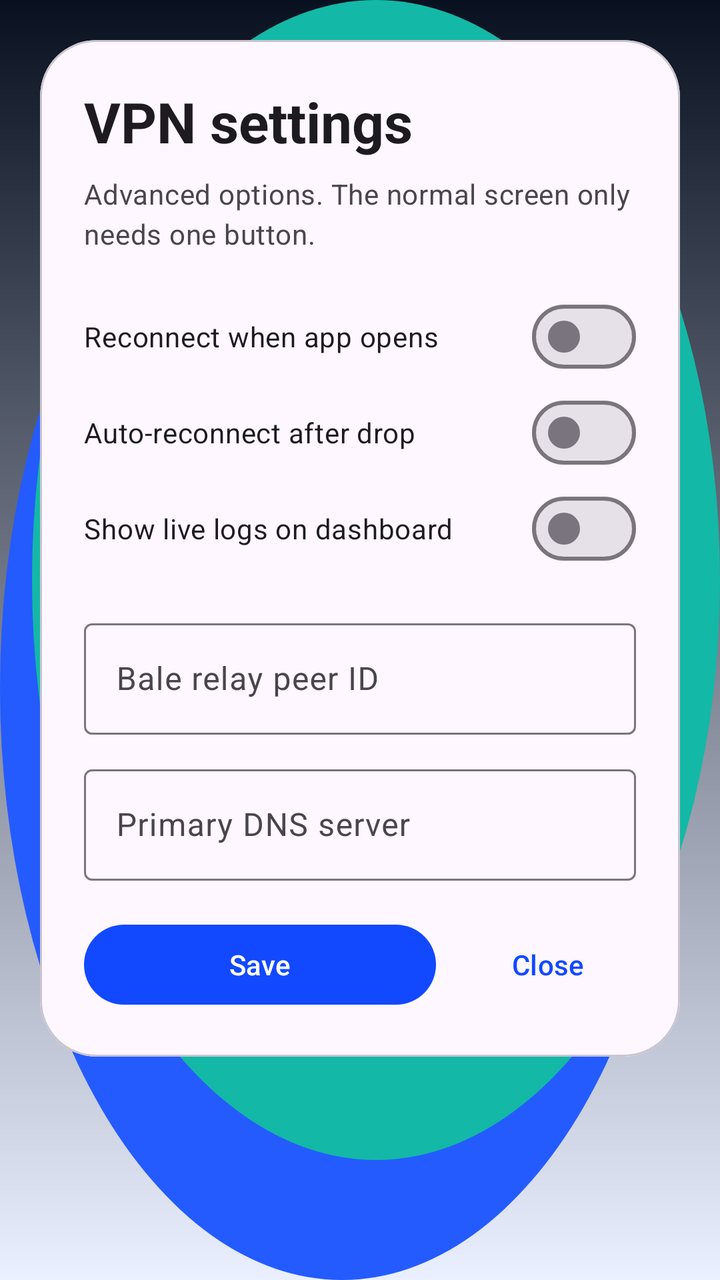
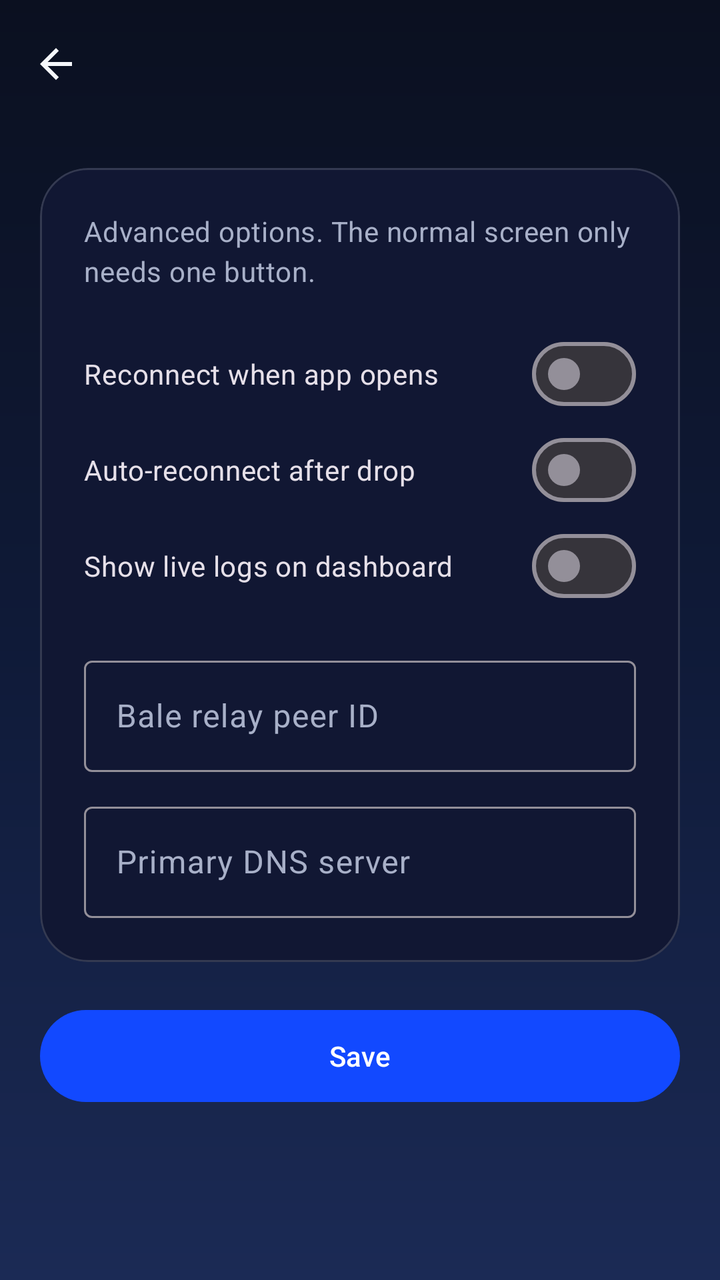

The first picture is an Android layout as it rendered before a commit; the second is the same layout after the commit. The layout source and the unified diff follow.
<!-- AndroidManifest.xml: application theme Theme.BaleobalaVpn -->
<!-- res/layout/activity_settings.xml -->
<?xml version="1.0" encoding="utf-8"?>
<androidx.core.widget.NestedScrollView xmlns:android="http://schemas.android.com/apk/res/android"
    xmlns:app="http://schemas.android.com/apk/res-auto"
    android:layout_width="match_parent"
    android:layout_height="match_parent"
    android:background="@drawable/bg_login"
    android:fillViewport="true"
    android:fitsSystemWindows="true"
    android:padding="20dp">

    <LinearLayout
        android:layout_width="match_parent"
        android:layout_height="wrap_content"
        android:orientation="vertical">

        <com.google.android.material.card.MaterialCardView
            android:layout_width="match_parent"
            android:layout_height="wrap_content"
            app:cardCornerRadius="28dp"
            app:cardElevation="0dp"
            app:strokeWidth="1dp"
            app:strokeColor="?attr/colorOutlineVariant"
            app:cardBackgroundColor="?attr/colorSurface">

            <LinearLayout
                android:layout_width="match_parent"
                android:layout_height="wrap_content"
                android:orientation="vertical"
                android:padding="22dp">

                <TextView
                    android:layout_width="match_parent"
                    android:layout_height="wrap_content"
                    android:text="@string/settings_title"
                    android:textAppearance="?attr/textAppearanceHeadlineMedium"
                    android:textStyle="bold" />

                <TextView
                    android:layout_width="match_parent"
                    android:layout_height="wrap_content"
                    android:layout_marginTop="8dp"
                    android:text="@string/settings_subtitle"
                    android:textAppearance="?attr/textAppearanceBodyMedium"
                    android:textColor="?attr/colorOnSurfaceVariant" />

                <com.google.android.material.materialswitch.MaterialSwitch
                    android:id="@+id/reconnectSwitch"
                    android:layout_width="match_parent"
                    android:layout_height="wrap_content"
                    android:layout_marginTop="18dp"
                    android:text="@string/settings_reconnect" />

                <com.google.android.material.materialswitch.MaterialSwitch
                    android:id="@+id/autoReconnectSwitch"
                    android:layout_width="match_parent"
                    android:layout_height="wrap_content"
                    android:text="@string/settings_auto_reconnect" />

                <com.google.android.material.materialswitch.MaterialSwitch
                    android:id="@+id/logsSwitch"
                    android:layout_width="match_parent"
                    android:layout_height="wrap_content"
                    android:text="@string/settings_logs" />

                <com.google.android.material.textfield.TextInputLayout
                    android:layout_width="match_parent"
                    android:layout_height="wrap_content"
                    android:layout_marginTop="18dp"
                    android:hint="@string/settings_exit_peer_hint"
                    app:boxBackgroundMode="outline">

                    <com.google.android.material.textfield.TextInputEditText
                        android:id="@+id/exitPeerInput"
                        android:layout_width="match_parent"
                        android:layout_height="wrap_content"
                        android:inputType="number"
                        android:maxLines="1" />
                </com.google.android.material.textfield.TextInputLayout>

                <com.google.android.material.textfield.TextInputLayout
                    android:layout_width="match_parent"
                    android:layout_height="wrap_content"
                    android:layout_marginTop="12dp"
                    android:hint="@string/settings_dns_hint"
                    app:boxBackgroundMode="outline">

                    <com.google.android.material.textfield.TextInputEditText
                        android:id="@+id/dnsInput"
                        android:layout_width="match_parent"
                        android:layout_height="wrap_content"
                        android:inputType="text"
                        android:maxLines="1" />
                </com.google.android.material.textfield.TextInputLayout>

                <LinearLayout
                    android:layout_width="match_parent"
                    android:layout_height="wrap_content"
                    android:layout_marginTop="18dp"
                    android:orientation="horizontal">

                    <Button
                        android:id="@+id/saveButton"
                        android:layout_width="0dp"
                        android:layout_height="wrap_content"
                        android:layout_weight="1"
                        android:text="@string/settings_save" />

                    <Button
                        android:id="@+id/closeButton"
                        style="@style/Widget.Material3.Button.TextButton"
                        android:layout_width="wrap_content"
                        android:layout_height="wrap_content"
                        android:layout_marginStart="12dp"
                        android:text="@string/settings_close" />
                </LinearLayout>
            </LinearLayout>
        </com.google.android.material.card.MaterialCardView>
    </LinearLayout>
</androidx.core.widget.NestedScrollView>
<!-- resources referenced by this layout -->
<resources>
  <!-- drawable bg_login (drawable) -->
  <?xml version="1.0" encoding="utf-8"?>
  <layer-list xmlns:android="http://schemas.android.com/apk/res/android">
      <item>
          <shape android:shape="rectangle">
              <gradient
                  android:angle="270"
                  android:startColor="#09101F"
                  android:endColor="#EAF0FF"
                  android:type="linear" />
          </shape>
      </item>
      <item android:top="48dp" android:right="18dp">
          <shape android:shape="oval">
              <size android:width="140dp" android:height="140dp" />
              <solid android:color="#245BFF" />
          </shape>
      </item>
      <item android:bottom="60dp" android:left="16dp">
          <shape android:shape="oval">
              <size android:width="110dp" android:height="110dp" />
              <solid android:color="#14B8A6" />
          </shape>
      </item>
  </layer-list>
  <string name="settings_auto_reconnect">Auto-reconnect after drop</string>
  <string name="settings_close">Close</string>
  <string name="settings_dns_hint">Primary DNS server</string>
  <string name="settings_exit_peer_hint">Bale relay peer ID</string>
  <string name="settings_logs">Show live logs on dashboard</string>
  <string name="settings_reconnect">Reconnect when app opens</string>
  <string name="settings_save">Save</string>
  <string name="settings_subtitle">Advanced options. The normal screen only needs one button.</string>
  <string name="settings_title">VPN settings</string>
  <style name="Theme.BaleobalaVpn" parent="Theme.Material3.DayNight.NoActionBar">
          <item name="colorPrimary">#1249FF</item>
          <item name="colorPrimaryContainer">#DDE5FF</item>
          <item name="colorSecondary">#0F766E</item>
          <item name="colorTertiary">#F59E0B</item>
          <item name="android:statusBarColor">#0B1020</item>
          <item name="android:navigationBarColor">#0B1020</item>
      </style>
</resources>

<!-- the commit's change to res/layout/activity_settings.xml (unified diff, before → after) -->
@@ -1,119 +1,121 @@
 <?xml version="1.0" encoding="utf-8"?>
-<androidx.core.widget.NestedScrollView xmlns:android="http://schemas.android.com/apk/res/android"
+<androidx.coordinatorlayout.widget.CoordinatorLayout
+    xmlns:android="http://schemas.android.com/apk/res/android"
     xmlns:app="http://schemas.android.com/apk/res-auto"
     android:layout_width="match_parent"
     android:layout_height="match_parent"
-    android:background="@drawable/bg_login"
-    android:fillViewport="true"
-    android:fitsSystemWindows="true"
-    android:padding="20dp">
+    android:background="@drawable/bg_dashboard"
+    android:fitsSystemWindows="true">
 
-    <LinearLayout
+    <com.google.android.material.appbar.AppBarLayout
         android:layout_width="match_parent"
         android:layout_height="wrap_content"
-        android:orientation="vertical">
+        android:background="@android:color/transparent"
+        android:fitsSystemWindows="true"
+        app:elevation="0dp">
 
-        <com.google.android.material.card.MaterialCardView
+        <com.google.android.material.appbar.MaterialToolbar
+            android:id="@+id/toolbar"
+            style="@style/Theme.BaleobalaVpn.Toolbar"
+            android:layout_width="match_parent"
+            android:layout_height="?attr/actionBarSize"
+            android:title="@string/settings_title"
+            app:navigationIcon="@drawable/ic_back"
+            app:navigationContentDescription="@string/action_back" />
+    </com.google.android.material.appbar.AppBarLayout>
+
+    <androidx.core.widget.NestedScrollView
+        android:layout_width="match_parent"
+        android:layout_height="match_parent"
+        android:fillViewport="true"
+        android:padding="20dp"
+        app:layout_behavior="@string/appbar_scrolling_view_behavior">
+
+        <LinearLayout
             android:layout_width="match_parent"
             android:layout_height="wrap_content"
-            app:cardCornerRadius="28dp"
-            app:cardElevation="0dp"
-            app:strokeWidth="1dp"
-            app:strokeColor="?attr/colorOutlineVariant"
-            app:cardBackgroundColor="?attr/colorSurface">
+            android:orientation="vertical">
 
-            <LinearLayout
+            <com.google.android.material.card.MaterialCardView
                 android:layout_width="match_parent"
                 android:layout_height="wrap_content"
-                android:orientation="vertical"
-                android:padding="22dp">
-
-                <TextView
-                    android:layout_width="match_parent"
-                    android:layout_height="wrap_content"
-                    android:text="@string/settings_title"
-                    android:textAppearance="?attr/textAppearanceHeadlineMedium"
-                    android:textStyle="bold" />
-
-                <TextView
-                    android:layout_width="match_parent"
-                    android:layout_height="wrap_content"
-                    android:layout_marginTop="8dp"
-                    android:text="@string/settings_subtitle"
-                    android:textAppearance="?attr/textAppearanceBodyMedium"
-                    android:textColor="?attr/colorOnSurfaceVariant" />
-
-                <com.google.android.material.materialswitch.MaterialSwitch
-                    android:id="@+id/reconnectSwitch"
-                    android:layout_width="match_parent"
-                    android:layout_height="wrap_content"
-                    android:layout_marginTop="18dp"
-                    android:text="@string/settings_reconnect" />
-
-                <com.google.android.material.materialswitch.MaterialSwitch
-                    android:id="@+id/autoReconnectSwitch"
-                    android:layout_width="match_parent"
-                    android:layout_height="wrap_content"
-                    android:text="@string/settings_auto_reconnect" />
-
-                <com.google.android.material.materialswitch.MaterialSwitch
-                    android:id="@+id/logsSwitch"
-                    android:layout_width="match_parent"
-                    android:layout_height="wrap_content"
-                    android:text="@string/settings_logs" />
-
-                <com.google.android.material.textfield.TextInputLayout
-                    android:layout_width="match_parent"
-                    android:layout_height="wrap_content"
-                    android:layout_marginTop="18dp"
-                    android:hint="@string/settings_exit_peer_hint"
-                    app:boxBackgroundMode="outline">
-
-                    <com.google.android.material.textfield.TextInputEditText
-                        android:id="@+id/exitPeerInput"
-                        android:layout_width="match_parent"
-                        android:layout_height="wrap_content"
-                        android:inputType="number"
-                        android:maxLines="1" />
-                </com.google.android.material.textfield.TextInputLayout>
-
-                <com.google.android.material.textfield.TextInputLayout
-                    android:layout_width="match_parent"
-                    android:layout_height="wrap_content"
-                    android:layout_marginTop="12dp"
-                    android:hint="@string/settings_dns_hint"
-                    app:boxBackgroundMode="outline">
-
-                    <com.google.android.material.textfield.TextInputEditText
-                        android:id="@+id/dnsInput"
-                        android:layout_width="match_parent"
-                        android:layout_height="wrap_content"
-                        android:inputType="text"
-                        android:maxLines="1" />
-                </com.google.android.material.textfield.TextInputLayout>
+                app:cardCornerRadius="24dp"
+                app:cardElevation="0dp"
+                app:strokeWidth="1dp"
+                app:strokeColor="?attr/colorOutlineVariant"
+                app:cardBackgroundColor="?attr/colorSurface">
 
                 <LinearLayout
                     android:layout_width="match_parent"
                     android:layout_height="wrap_content"
-                    android:layout_marginTop="18dp"
-                    android:orientation="horizontal">
+                    android:orientation="vertical"
+                    android:padding="22dp">
 
-                    <Button
-                        android:id="@+id/saveButton"
-                        android:layout_width="0dp"
+                    <TextView
+                        android:layout_width="match_parent"
                         android:layout_height="wrap_content"
-                        android:layout_weight="1"
-                        android:text="@string/settings_save" />
+                        android:text="@string/settings_subtitle"
+                        android:textAppearance="?attr/textAppearanceBodyMedium"
+                        android:textColor="?attr/colorOnSurfaceVariant" />
 
-                    <Button
-                        android:id="@+id/closeButton"
-                        style="@style/Widget.Material3.Button.TextButton"
-                        android:layout_width="wrap_content"
+                    <com.google.android.material.materialswitch.MaterialSwitch
+                        android:id="@+id/reconnectSwitch"
+                        android:layout_width="match_parent"
                         android:layout_height="wrap_content"
-                        android:layout_marginStart="12dp"
-                        android:text="@string/settings_close" />
+                        android:layout_marginTop="18dp"
+                        android:text="@string/settings_reconnect" />
+
+                    <com.google.android.material.materialswitch.MaterialSwitch
+                        android:id="@+id/autoReconnectSwitch"
+                        android:layout_width="match_parent"
+                        android:layout_height="wrap_content"
+                        android:text="@string/settings_auto_reconnect" />
+
+                    <com.google.android.material.materialswitch.MaterialSwitch
+                        android:id="@+id/logsSwitch"
+                        android:layout_width="match_parent"
+                        android:layout_height="wrap_content"
+                        android:text="@string/settings_logs" />
+
+                    <com.google.android.material.textfield.TextInputLayout
+                        android:layout_width="match_parent"
+                        android:layout_height="wrap_content"
+                        android:layout_marginTop="18dp"
+                        android:hint="@string/settings_exit_peer_hint"
+                        app:boxBackgroundMode="outline">
+
+                        <com.google.android.material.textfield.TextInputEditText
+                            android:id="@+id/exitPeerInput"
+                            android:layout_width="match_parent"
+                            android:layout_height="wrap_content"
+                            android:inputType="number"
+                            android:maxLines="1" />
+                    </com.google.android.material.textfield.TextInputLayout>
+
+                    <com.google.android.material.textfield.TextInputLayout
+                        android:layout_width="match_parent"
+                        android:layout_height="wrap_content"
+                        android:layout_marginTop="12dp"
+                        android:hint="@string/settings_dns_hint"
+                        app:boxBackgroundMode="outline">
+
+                        <com.google.android.material.textfield.TextInputEditText
+                            android:id="@+id/dnsInput"
+                            android:layout_width="match_parent"
+                            android:layout_height="wrap_content"
+                            android:inputType="text"
+                            android:maxLines="1" />
+                    </com.google.android.material.textfield.TextInputLayout>
                 </LinearLayout>
-            </LinearLayout>
-        </com.google.android.material.card.MaterialCardView>
-    </LinearLayout>
-</androidx.core.widget.NestedScrollView>
+            </com.google.android.material.card.MaterialCardView>
+
+            <com.google.android.material.button.MaterialButton
+                android:id="@+id/saveButton"
+                android:layout_width="match_parent"
+                android:layout_height="wrap_content"
+                android:layout_marginTop="20dp"
+                android:minHeight="54dp"
+                android:text="@string/settings_save" />
+        </LinearLayout>
+    </androidx.core.widget.NestedScrollView>
+</androidx.coordinatorlayout.widget.CoordinatorLayout>
<!-- resource entries referenced after the edit -->
@@ -1,32 +1,28 @@
 <!-- resources referenced by this layout -->
 <resources>
-  <!-- drawable bg_login (drawable) -->
+  <!-- drawable bg_dashboard (drawable) -->
   <?xml version="1.0" encoding="utf-8"?>
-  <layer-list xmlns:android="http://schemas.android.com/apk/res/android">
-      <item>
-          <shape android:shape="rectangle">
-              <gradient
-                  android:angle="270"
-                  android:startColor="#09101F"
-                  android:endColor="#EAF0FF"
-                  android:type="linear" />
-          </shape>
-      </item>
-      <item android:top="48dp" android:right="18dp">
-          <shape android:shape="oval">
-              <size android:width="140dp" android:height="140dp" />
-              <solid android:color="#245BFF" />
-          </shape>
-      </item>
-      <item android:bottom="60dp" android:left="16dp">
-          <shape android:shape="oval">
-              <size android:width="110dp" android:height="110dp" />
-              <solid android:color="#14B8A6" />
-          </shape>
-      </item>
-  </layer-list>
+  <shape xmlns:android="http://schemas.android.com/apk/res/android"
+      android:shape="rectangle">
+      <gradient
+          android:angle="270"
+          android:startColor="@color/surface_dark"
+          android:centerColor="#0F1A38"
+          android:endColor="#1B2A55"
+          android:type="linear" />
+  </shape>
+  <!-- drawable ic_back (drawable) -->
+  <vector xmlns:android="http://schemas.android.com/apk/res/android"
+      android:width="24dp"
+      android:height="24dp"
+      android:viewportWidth="24"
+      android:viewportHeight="24">
+      <path
+          android:fillColor="@android:color/white"
+          android:pathData="M20,11H7.83l5.59,-5.59L12,4l-8,8 8,8 1.41,-1.41L7.83,13H20v-2z" />
+  </vector>
+  <string name="action_back">Back</string>
   <string name="settings_auto_reconnect">Auto-reconnect after drop</string>
-  <string name="settings_close">Close</string>
   <string name="settings_dns_hint">Primary DNS server</string>
   <string name="settings_exit_peer_hint">Bale relay peer ID</string>
   <string name="settings_logs">Show live logs on dashboard</string>
@@ -34,13 +30,36 @@
   <string name="settings_save">Save</string>
   <string name="settings_subtitle">Advanced options. The normal screen only needs one button.</string>
   <string name="settings_title">VPN settings</string>
-  <style name="Theme.BaleobalaVpn" parent="Theme.Material3.DayNight.NoActionBar">
-          <item name="colorPrimary">#1249FF</item>
-          <item name="colorPrimaryContainer">#DDE5FF</item>
+  <style name="Theme.BaleobalaVpn.Toolbar" parent="Widget.Material3.Toolbar">
+          <item name="titleTextColor">@color/text_primary_on_dark</item>
+          <item name="navigationIconTint">@color/text_primary_on_dark</item>
+          <item name="android:background">@android:color/transparent</item>
+      </style>
+  <style name="Theme.BaleobalaVpn" parent="Theme.Material3.Dark.NoActionBar">
+          <item name="colorPrimary">@color/brand_primary</item>
+          <item name="colorOnPrimary">@color/brand_on_primary</item>
+          <item name="colorPrimaryContainer">@color/brand_primary_dark</item>
+          <item name="colorOnPrimaryContainer">@color/text_primary_on_dark</item>
           <item name="colorSecondary">#0F766E</item>
           <item name="colorTertiary">#F59E0B</item>
-          <item name="android:statusBarColor">#0B1020</item>
-          <item name="android:navigationBarColor">#0B1020</item>
+  
+          <item name="android:colorBackground">@color/surface_dark</item>
+          <item name="colorSurface">@color/surface_dark_elevated</item>
+          <item name="colorOnSurface">@color/text_primary_on_dark</item>
+          <item name="colorOnSurfaceVariant">@color/text_secondary_on_dark</item>
+          <item name="colorOutlineVariant">#26FFFFFF</item>
+  
+          <item name="android:statusBarColor">@android:color/transparent</item>
+          <item name="android:navigationBarColor">@color/surface_dark</item>
+          <item name="android:windowLightStatusBar">false</item>
+          <item name="android:windowLightNavigationBar">false</item>
       </style>
+  <color name="surface_dark">#0B1020</color>
+  <color name="text_primary_on_dark">#F5F7FB</color>
+  <color name="brand_primary">#1249FF</color>
+  <color name="brand_on_primary">#FFFFFFFF</color>
+  <color name="brand_primary_dark">#0A2DA8</color>
+  <color name="surface_dark_elevated">#111733</color>
+  <color name="text_secondary_on_dark">#A8B0C8</color>
 </resources>
 
